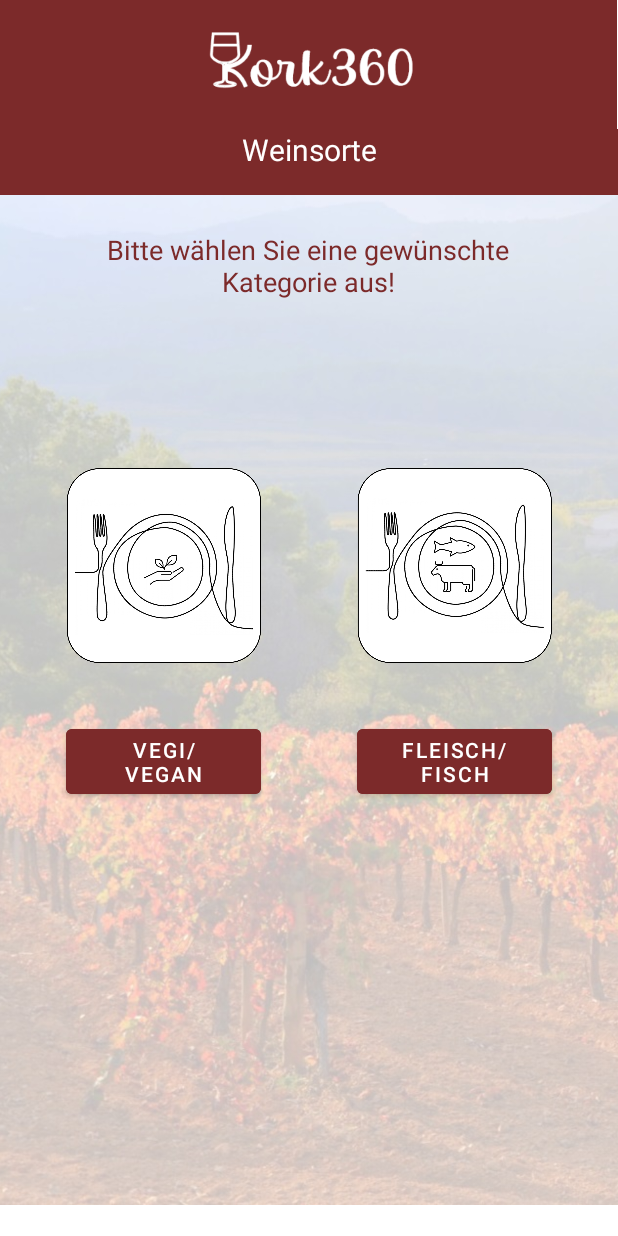
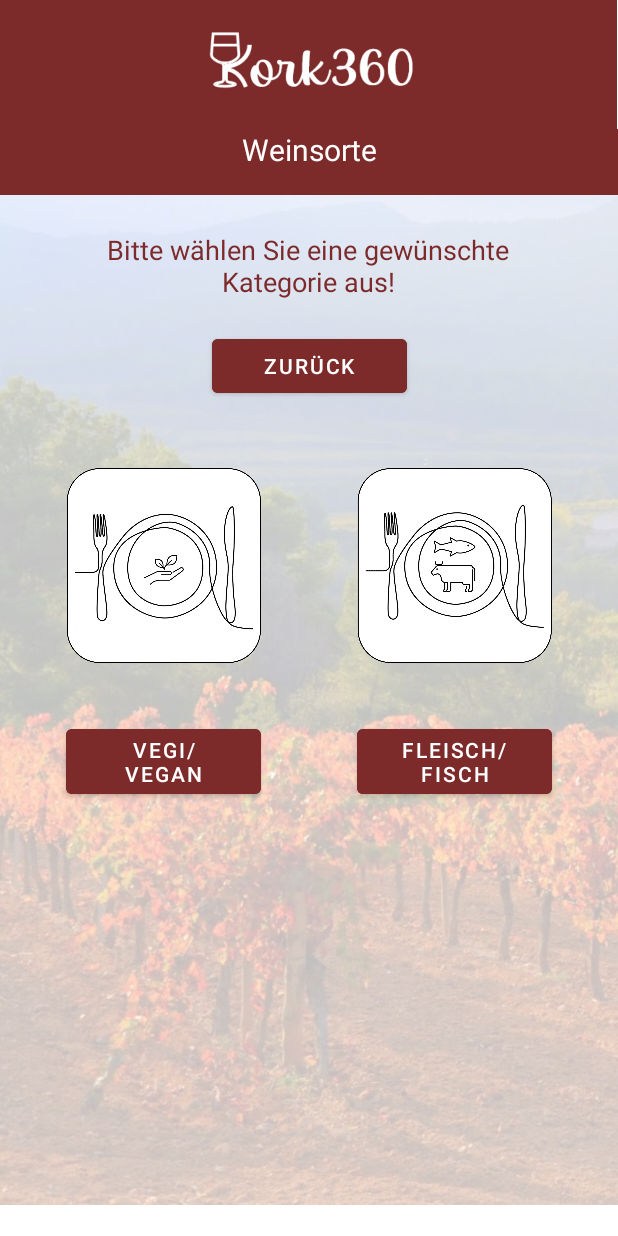
Before and after one commit to stefsGIT/NewKork2.0, an Android app: the screen it shows after launch (GerichtActivity), after a tap on "ROTWEINE", on a phone screen of 412 x 824 dp. Run offline under Robolectric (Android 15) with nearby library versions, the light colour scheme and no system bars.

Commit message:
Änderungen

```diff
--- a/app/src/main/java/com/example/newkork/Database.java
+++ b/app/src/main/java/com/example/newkork/Database.java
@@ -4,6 +4,7 @@ import static android.app.ProgressDialog.show;
 
 import android.content.ContentValues;
 import android.content.Context;
+import android.database.Cursor;
 import android.database.sqlite.SQLiteDatabase;
 import android.database.sqlite.SQLiteOpenHelper;
 import android.widget.Toast;
@@ -61,4 +62,14 @@ public class Database extends SQLiteOpenHelper {
                 Toast.makeText(context, "Succsessfull", Toast.LENGTH_SHORT).show();
             }
         }
+
+        Cursor readData(){
+            String querry = "SELECT * FROM " + TABLE_NAME;
+            SQLiteDatabase db = this.getReadableDatabase();
+            Cursor cursor = null;
+            if(db != null){
+                cursor = db.rawQuery(querry, null );
+            }
+            return cursor;
+        }
 }
--- a/app/src/main/java/com/example/newkork/MainActivity.java
+++ b/app/src/main/java/com/example/newkork/MainActivity.java
@@ -3,6 +3,7 @@ package com.example.newkork;
 import androidx.appcompat.app.AppCompatActivity;
 
 import android.content.Intent;
+import android.database.Cursor;
 import android.os.Bundle;
 import android.view.View;
 import android.widget.Button;
@@ -17,10 +18,18 @@ public class MainActivity extends AppCompatActivity {
 
         Database Weine = new Database(MainActivity.this);
         CreateTable Loader = new CreateTable();
-        Weine = Loader.loadData(Weine);
 
-        rotwein_button = findViewById(R.id.Rotwein);
-        weiswein_button = findViewById(R.id.Weiswein);
+        Cursor cursorW = Weine.readData();
+        if (cursorW.getCount()==0){
+            Weine = Loader.loadData(Weine);
+        }
+        Cursor cursorR = Weine.readData();
+        if (cursorR.getCount()==0){
+            Weine = Loader.loadData(Weine);
+        }
+
+        rotwein_button = findViewById(R.id.Vegi);
+        weiswein_button = findViewById(R.id.Fleisch);
         suche_button = findViewById(R.id.Suchen);
 
         rotwein_button.setOnClickListener(new View.OnClickListener() {
--- a/app/src/main/java/com/example/newkork/RezeptDatabase.java
+++ /dev/null
@@ -1,4 +0,0 @@
-package com.example.newkork;
-
-public class RezeptDatabase {
-}
--- a/app/src/main/res/layout/activity_gericht.xml
+++ b/app/src/main/res/layout/activity_gericht.xml
@@ -5,6 +5,17 @@
     android:layout_width="match_parent"
     android:layout_height="match_parent"
     tools:context=".GerichtActivity">
+
+    <Button
+        android:id="@+id/Zurueck"
+        android:layout_width="130dp"
+        android:layout_height="48dp"
+        android:layout_marginTop="20dp"
+        android:backgroundTint="#7C2A2A"
+        android:text="Zurück"
+        app:layout_constraintEnd_toEndOf="parent"
+        app:layout_constraintStart_toStartOf="parent"
+        app:layout_constraintTop_toBottomOf="@+id/textView5" />
 
     <TextView
         android:id="@+id/textView4"
@@ -64,7 +75,7 @@
         app:srcCompat="@drawable/logo_vegan" />
 
     <Button
-        android:id="@+id/Rotwein"
+        android:id="@+id/Vegi"
         android:layout_width="130dp"
         android:layout_height="wrap_content"
         android:layout_marginStart="44dp"
@@ -85,7 +96,7 @@
         app:srcCompat="@drawable/logo_fleisch" />
 
     <Button
-        android:id="@+id/Weiswein"
+        android:id="@+id/Fleisch"
         android:layout_width="130dp"
         android:layout_height="wrap_content"
         android:layout_marginEnd="44dp"
--- a/app/src/main/res/layout/activity_main.xml
+++ b/app/src/main/res/layout/activity_main.xml
@@ -64,10 +64,10 @@
         app:layout_constraintEnd_toEndOf="parent"
         app:layout_constraintHorizontal_bias="0.516"
         app:layout_constraintStart_toStartOf="parent"
-        app:layout_constraintTop_toBottomOf="@+id/Rotwein" />
+        app:layout_constraintTop_toBottomOf="@+id/Vegi" />
 
     <Button
-        android:id="@+id/Rotwein"
+        android:id="@+id/Vegi"
         android:layout_width="130dp"
         android:layout_height="48dp"
         android:layout_marginStart="44dp"
@@ -100,7 +100,7 @@
         app:srcCompat="@drawable/logo_weisswein" />
 
     <Button
-        android:id="@+id/Weiswein"
+        android:id="@+id/Fleisch"
         android:layout_width="130dp"
         android:layout_height="48dp"
         android:layout_marginTop="20dp"
```
Also changed, not shown: app/src/main/java/com/example/newkork/DatabaseRecept.java (added, +91 -0 lines), app/src/main/java/com/example/newkork/createRecipeTable.java (added, +10 -0 lines).
